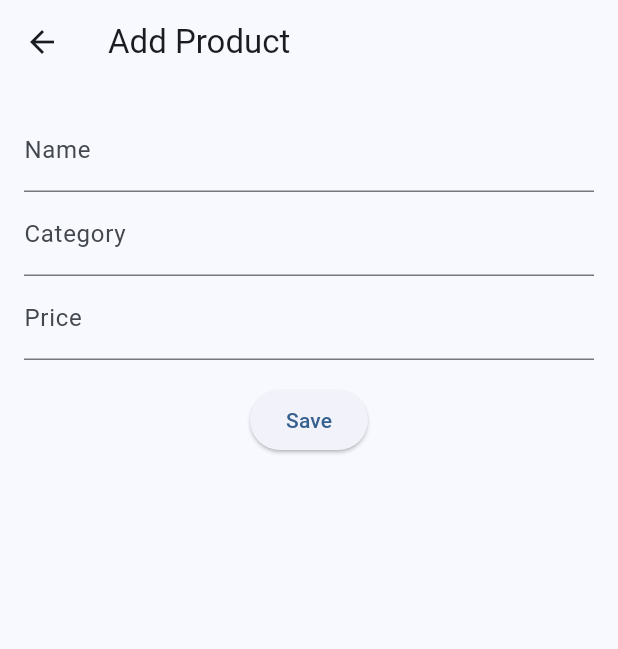
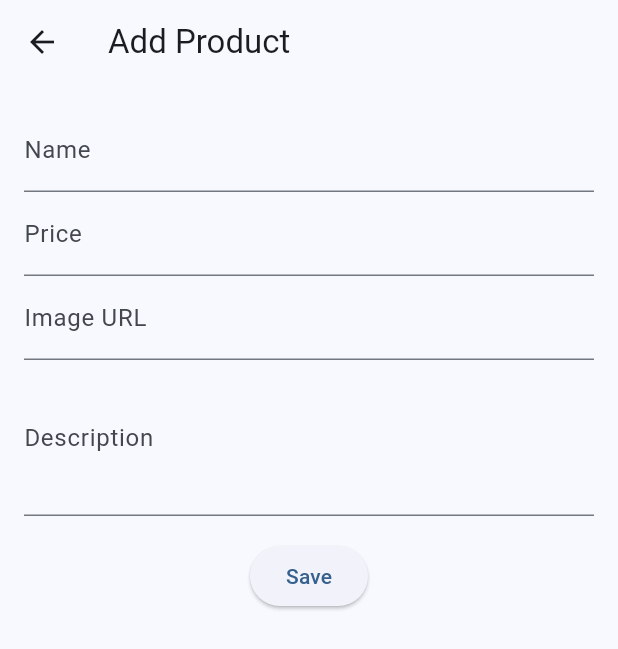
Before and after one commit to RikoGunawan/uas_hura, a Flutter app: the ManageProductScreen screen opened directly, on a phone screen of 412 x 824 dp. Shown: the top 649 px of the screen. Run offline on Flutter 3.47's test engine with Material 3 defaults, Android fonts, the phone set to English and light mode, and no system bars; our stand-ins replace google_fonts.

Commit message:
Sinkronisasi dg provider sementara commit

```diff
--- a/lib/main.dart
+++ b/lib/main.dart
@@ -3,6 +3,7 @@ import 'package:google_fonts/google_fonts.dart';
 import 'package:provider/provider.dart';
 import 'providers/product_provider.dart';
 import 'screens/login_screen.dart';
+import 'screens/product_screen.dart';
 // import 'main_widget.dart';
 // import 'screens/home_screen.dart';
 
@@ -32,7 +33,7 @@ class MyApp extends StatelessWidget {
         useMaterial3: true,
         textTheme: GoogleFonts.titilliumWebTextTheme(),
       ),
-      home: const LoginScreen(),
+      home: const ProductScreen(),
     );
   }
 }
--- a/lib/models/product.dart
+++ b/lib/models/product.dart
@@ -1,28 +1,32 @@
 class Product {
   int id;
   String name;
-  String category;
   double price;
+  String image;
+  String description;
 
   Product({
     required this.id,
     required this.name,
-    required this.category,
     required this.price,
+    required this.image,
+    required this.description,
   });
 
   Product.fromJson(Map<String, dynamic> json)
       : id = json['id'],
         name = json['name'],
-        category = json['category'],
-        price = json['price']?.toDouble() ?? 0.0;
+        price = json['price']?.toDouble() ?? 0.0,
+        image = json['image'],
+        description = json['description'];
 
   Map<String, dynamic> toJson() {
     return {
       'id': id,
       'name': name,
-      'category': category,
       'price': price,
+      'image': image,
+      'description': description,
     };
   }
 }
--- a/lib/providers/product_provider.dart
+++ b/lib/providers/product_provider.dart
@@ -3,7 +3,17 @@ import 'package:flutter/material.dart';
 import '../models/product.dart';
 
 class ProductProvider extends ChangeNotifier {
-  final List<Product> _products = [];
+  final List<Product> _products = [
+    Product(
+      id: 1,
+      name: 'Minecraft Papercraft Biome',
+      price: 999999,
+      image: 'assets/mc_papercraft.jpg',
+      description:
+          'Minecraft Papercraft merupakan sebuah produk miniatur yang terbuat dari rangkaian kertas berwarna khusus dan magnet yang dapat kamu gabungkan menjadi sebuah bangunan atau biome yang kamu inginkan seperti lego! Kenapa tidak mencoba membelinya kalau kamu punya uang?',
+    ),
+    // Tambahkan produk lain sesuai kebutuhan
+  ];
 
   List<Product> get products => _products;
 
@@ -27,4 +37,19 @@ class ProductProvider extends ChangeNotifier {
     _products.clear();
     notifyListeners();
   }
+
+  // Hitung Total Produk
+  double get totalPrice {
+    double total = 0;
+    for (var item in _products) {
+      total += item.price;
+    }
+    return total;
+  }
+
+  // Checkout
+  void checkout() {
+    _products.clear();
+    notifyListeners();
+  }
 }
--- a/lib/screens/manage_product_screen.dart
+++ b/lib/screens/manage_product_screen.dart
@@ -12,8 +12,9 @@ class ManageProductScreen extends StatelessWidget {
   @override
   Widget build(BuildContext context) {
     final nameController = TextEditingController();
-    final categoryController = TextEditingController();
     final priceController = TextEditingController();
+    final imageController = TextEditingController();
+    final descriptionController = TextEditingController();
 
     final existingProduct =
         ModalRoute.of(context)?.settings.arguments as Product?;
@@ -21,9 +22,9 @@ class ManageProductScreen extends StatelessWidget {
 
     if (isEdit) {
       nameController.text = existingProduct.name;
-      categoryController.text = existingProduct.category;
-      priceController.text = existingProduct.price
-          .toString(); // Konversi ke string untuk TextField
+      priceController.text = existingProduct.price.toString();
+      imageController.text = existingProduct.image;
+      descriptionController.text = existingProduct.description;
     }
 
     return Scaffold(
@@ -41,28 +42,34 @@ class ManageProductScreen extends StatelessWidget {
               ),
             ),
             TextField(
-              controller: categoryController,
+              controller: priceController,
+              keyboardType: TextInputType.number,
               decoration: const InputDecoration(
-                labelText: 'Category',
+                labelText: 'Price',
               ),
             ),
             TextField(
-              controller: priceController,
-              keyboardType: TextInputType.number, // Menggunakan keyboard angka
+              controller: imageController,
               decoration: const InputDecoration(
-                labelText: 'Price',
+                labelText: 'Image URL',
               ),
+            ),
+            TextField(
+              controller: descriptionController,
+              decoration: const InputDecoration(
+                labelText: 'Description',
+              ),
+              maxLines: 3,
             ),
             const SizedBox(height: 16),
             ElevatedButton(
               onPressed: () {
                 final name = nameController.text;
-                final category = categoryController.text;
+                final price = double.tryParse(priceController.text);
+                final image = imageController.text;
+                final description = descriptionController.text;
 
-                // Mengonversi price dari String ke double
-                final price = double.tryParse(priceController.text);
                 if (price == null) {
-                  // Menampilkan pesan kesalahan jika konversi gagal
                   ScaffoldMessenger.of(context).showSnackBar(
                     const SnackBar(
                       content:
@@ -77,8 +84,9 @@ class ManageProductScreen extends StatelessWidget {
                       ? existingProduct.id
                       : DateTime.now().millisecondsSinceEpoch,
                   name: name,
-                  category: category,
                   price: price,
+                  image: image,
+                  description: description,
                 );
 
                 if (isEdit) {
```
Also changed, not shown: lib/main_widget.dart (+23 -5 lines), lib/screens/cart_screen.dart (+64 -10 lines), lib/screens/product_screen.dart (+19 -15 lines).
